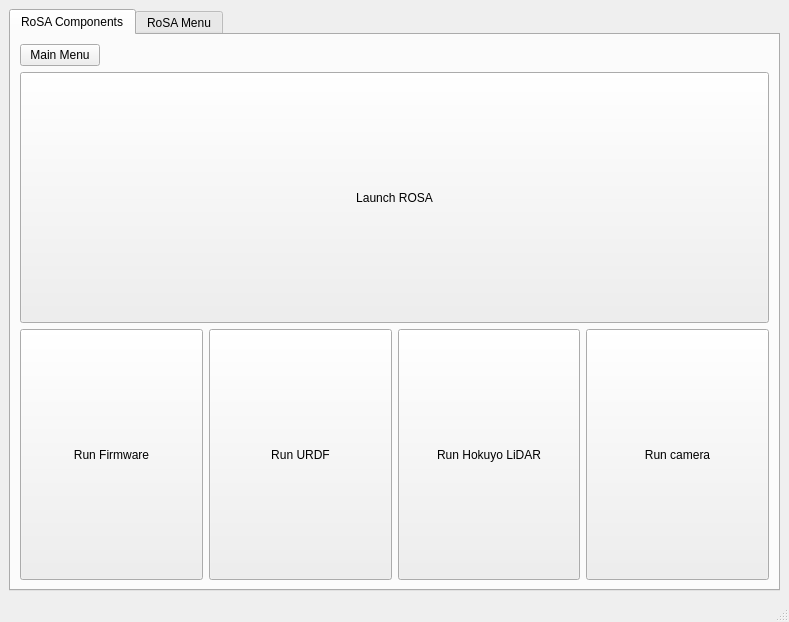
The window that RoSA_Monitor/rosawindow.ui (PabloNH00/RoSA_Monitor) describes before a commit, drawn with Qt 5.
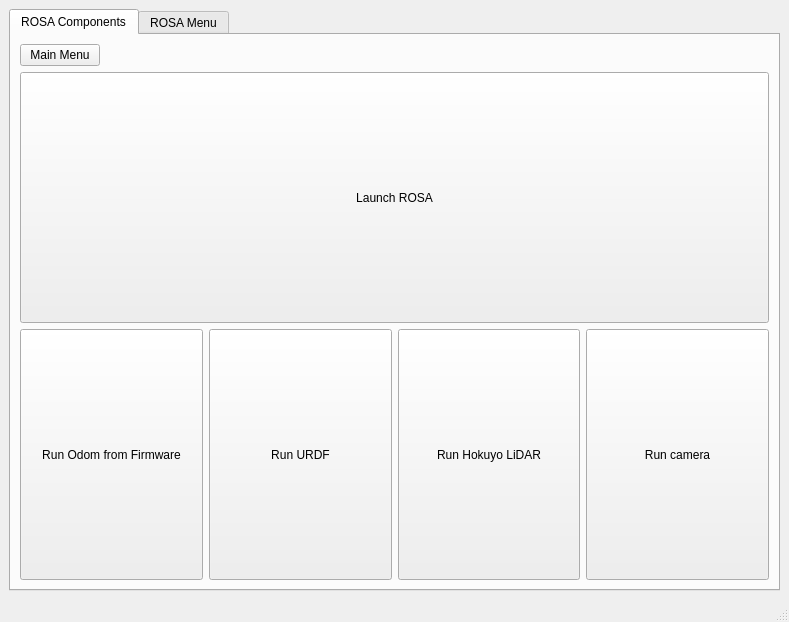
The same window after the commit.

```diff
--- a/RoSA_Monitor/rosawindow.ui
+++ b/RoSA_Monitor/rosawindow.ui
@@ -22,7 +22,7 @@
       </property>
       <widget class="QWidget" name="tabRosaMenu">
        <attribute name="title">
-        <string>RoSA Components</string>
+        <string>ROSA Components</string>
        </attribute>
        <layout class="QGridLayout" name="gridLayout_3">
         <item row="0" column="0">
@@ -72,7 +72,7 @@
                  </sizepolicy>
                 </property>
                 <property name="text">
-                 <string>Run Firmware</string>
+                 <string>Run Odom from Firmware</string>
                 </property>
                 <property name="checkable">
                  <bool>true</bool>
@@ -140,7 +140,7 @@
       </widget>
       <widget class="QWidget" name="tabDebugTools">
        <attribute name="title">
-        <string>RoSA Menu</string>
+        <string>ROSA Menu</string>
        </attribute>
        <layout class="QGridLayout" name="gridLayout_2">
         <item row="0" column="0">
```
Left out of the diff: 4 changed lines with no effect on the pictures.
